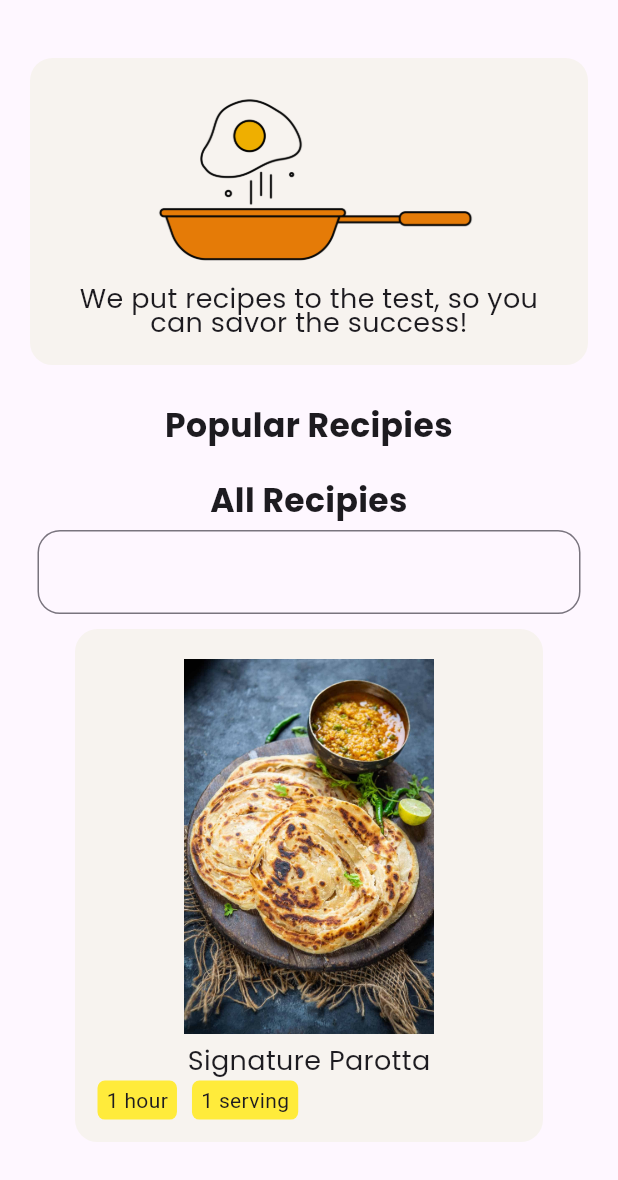
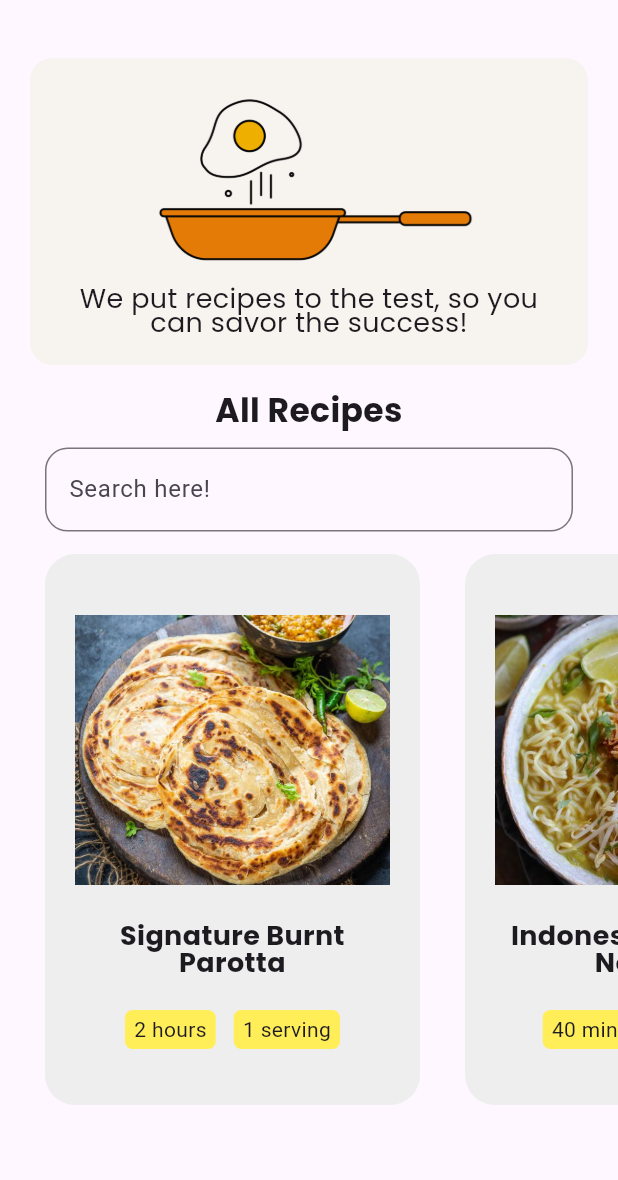
Before and after one commit to akshayks13/BurntBrotta-Flutter, a Flutter app: the RecipiesPage screen opened by its route, on a phone screen of 412 x 824 dp, the part 56-1236 px from its top. Run offline on Flutter 3.47's test engine with Material 3 defaults, Android fonts, the phone set to English and light mode, and no system bars; our stand-ins replace google_fonts.

Commit message:
added recipes page

```diff
--- /dev/null
+++ b/lib/pages/foodTile.dart
@@ -0,0 +1,50 @@
+import 'package:burntbrotta/models/food.dart';
+import 'package:burntbrotta/pages/yellowbox.dart';
+import 'package:flutter/cupertino.dart';
+import 'package:flutter/material.dart';
+import 'package:google_fonts/google_fonts.dart';
+
+class FoodTile extends StatelessWidget {
+  final Food food;
+  const FoodTile({super.key, required this.food});
+
+  @override
+  Widget build(BuildContext context) {
+    return Padding(
+      padding: const EdgeInsets.only(left: 30.0, bottom: 50),
+      child: Container(
+        width: 250,
+        height: 100,
+        decoration: BoxDecoration(
+          borderRadius: BorderRadius.circular(20),
+          color: Colors.grey[200]
+        ),
+        child: Padding(
+          padding: const EdgeInsets.all(15.0),
+          child: Column(
+            crossAxisAlignment: CrossAxisAlignment.start,
+            mainAxisAlignment: MainAxisAlignment.spaceEvenly,
+            children: [
+              Padding(
+                padding: const EdgeInsets.all(5.0),
+                child: Container(
+
+                    width: 500,
+                    child: Image.asset(food.imgpath, fit: BoxFit.cover, height: 180,)),
+              ),
+              Text(food.name, style: GoogleFonts.poppins(fontSize: 18, fontWeight: FontWeight.w700, height: 1), textAlign: TextAlign.center,),
+              Row(
+                mainAxisAlignment: MainAxisAlignment.center,
+                children: [
+                  InfoBox(name: food.duration),
+                  InfoBox(name: "${food.serving} serving")
+                ],
+              ),
+
+            ],
+          ),
+        ),
+      ),
+    );
+  }
+}
--- a/lib/pages/menutile.dart
+++ /dev/null
@@ -1,39 +0,0 @@
-import 'package:burntbrotta/pages/yellowbox.dart';
-import 'package:flutter/cupertino.dart';
-import 'package:google_fonts/google_fonts.dart';
-
-class MenuTile extends StatelessWidget {
-  const MenuTile({super.key});
-
-  @override
-  Widget build(BuildContext context) {
-    return Container(
-      decoration: BoxDecoration(
-        color: const Color.fromRGBO(247, 243, 239, 1),
-        borderRadius: BorderRadius.circular(15),
-      ),
-      child: Padding(
-        padding: const EdgeInsets.all(10.0),
-        child: Column(
-          mainAxisAlignment: MainAxisAlignment.start,
-          children: [
-            Padding(
-              padding: const EdgeInsets.all(10.0),
-              child: Image.asset("lib/images/recipie_imgs/brotta.jpg",
-              height: 250,),
-            ),
-            Text("Signature Parotta", style: GoogleFonts.poppins(fontSize: 18, height: 0.9, fontWeight: FontWeight.normal),),
-            Row(
-
-              children: [
-                InfoBox(name: "1 hour"),
-                InfoBox(name: "1 serving")
-              ],
-            )
-          ],
-        ),
-      ),
-
-    );
-  }
-}
--- a/lib/pages/recipies.dart
+++ b/lib/pages/recipies.dart
@@ -1,7 +1,8 @@
 import 'package:burntbrotta/models/food.dart';
-import 'package:burntbrotta/pages/menutile.dart';
+import 'package:burntbrotta/pages/foodTile.dart';
 import 'package:flutter/cupertino.dart';
 import 'package:flutter/material.dart';
+import 'package:flutter/widgets.dart';
 import 'package:google_fonts/google_fonts.dart';
 
 class RecipiesPage extends StatelessWidget {
@@ -12,18 +13,19 @@ class RecipiesPage extends StatelessWidget {
 
     List recipies = [
       Food(name: "Signature Burnt Parotta", duration: "2 hours", serving: 1, imgpath: "lib/images/recipie_imgs/brotta.jpg"),
-      Food(name: "Indonasian Chicken Noodles", duration: "40 mins", serving: 1, imgpath: "lib/images/recipie_imgs/noodles.jpg"),
+      Food(name: "Indonesian Chicken Noodles", duration: "40 mins", serving: 1, imgpath: "lib/images/recipie_imgs/noodles.jpg"),
       Food(name: "Chocolate Raspberry Mousse", duration: "20 mins", serving: 1, imgpath: "lib/images/recipie_imgs/chocolate mousse.jpg"),
-      Food(name: "Signature Burnt Parotta", duration: "2 hours", serving: 1, imgpath: "lib/images/recipie_imgs/brotta.jpg"),
-      Food(name: "Signature Burnt Parotta", duration: "2 hours", serving: 1, imgpath: "lib/images/recipie_imgs/brotta.jpg"),
-      Food(name: "Signature Burnt Parotta", duration: "2 hours", serving: 1, imgpath: "lib/images/recipie_imgs/brotta.jpg"),
+      Food(name: "Oven Baked Tofu Shakshuka", duration: "40 mins", serving: 1, imgpath: "lib/images/recipie_imgs/tofu shakshuka.jpg"),
+      Food(name: "Bubble Tea", duration: "15 mins", serving: 1, imgpath: "lib/images/recipie_imgs/bubble tea.jpg"),
+      Food(name: "Thai Red Curry", duration: "40 mins", serving: 1, imgpath: "lib/images/recipie_imgs/Thai red curry.jpg"),
     ];
 
     return Scaffold(
       appBar: AppBar(title: Text("BURNT BROTTA", style: GoogleFonts.climateCrisis(fontSize: 20, height: 0.9),),
           leading: const Icon(Icons.menu),
       ),
-          body: ListView(
+          body: Expanded(
+            child: Column(
                     children: [
             // Title promo something?
             Padding(
@@ -52,30 +54,37 @@ class RecipiesPage extends StatelessWidget {
             ),
 
             // Popular
-          const SizedBox(height: 10,),
-          Text("Popular Recipies", style: GoogleFonts.poppins(fontSize: 22, height: 0.9, fontWeight: FontWeight.w700), textAlign: TextAlign.center,),
+            // const SizedBox(height: 10,),
+            //Text("Popular Recipies", style: GoogleFonts.poppins(fontSize: 22, height: 0.9, fontWeight: FontWeight.w700), textAlign: TextAlign.center,),
 
             // Search bar
-          const SizedBox(height: 10,),
+            // const SizedBox(height: 10,),
 
 
             // All
-          const SizedBox(height: 20,),
-          Text("All Recipies", style: GoogleFonts.poppins(fontSize: 22, height: 0.9, fontWeight: FontWeight.w700), textAlign: TextAlign.center,),
+            // const SizedBox(height: 20,),
+            Text("All Recipes", style: GoogleFonts.poppins(fontSize: 22, height: 0.9, fontWeight: FontWeight.w700), textAlign: TextAlign.center,),
             const SizedBox(height: 10,),
             Padding(
-              padding: EdgeInsets.symmetric(horizontal: 25.0),
+                padding: EdgeInsets.symmetric(horizontal: 30.0, vertical: 5),
                 child: TextField(
-                decoration: InputDecoration(border: OutlineInputBorder(borderSide: BorderSide(color: Colors.black), borderRadius: BorderRadius.circular(15))),
+
+                  decoration: InputDecoration(border: OutlineInputBorder(borderSide: BorderSide(color: Colors.black), borderRadius: BorderRadius.circular(15), ), hintText: "Search here!",),
                 )
             ),
+
             const SizedBox(height: 10,),
-          Padding(
-            padding: const EdgeInsets.symmetric(horizontal: 50.0),
-            child: MenuTile(),
+
+            Expanded(
+              child: ListView.builder(
+                scrollDirection: Axis.horizontal,
+                  itemCount: recipies.length, itemBuilder: (context, index)=>FoodTile(food: recipies[index])),
             ),
             ],
-    )
+              ),
+          ),
+
+
 
 
     );
--- a/lib/pages/yellowbox.dart
+++ b/lib/pages/yellowbox.dart
@@ -8,9 +8,9 @@ class InfoBox extends StatelessWidget {
   @override
   Widget build(BuildContext context) {
     return Padding(
-      padding: const EdgeInsets.all(5.0),
+      padding: const EdgeInsets.symmetric(horizontal: 6.0, vertical: 2),
       child: Container(
-        decoration: BoxDecoration(color: Colors.yellow, borderRadius: BorderRadius.circular(5)),
+        decoration: BoxDecoration(color: Colors.yellow[400], borderRadius: BorderRadius.circular(5)),
         child: Padding(
           padding: const EdgeInsets.symmetric(horizontal: 6.0, vertical: 3),
           child: Text(name),
--- a/pubspec.yaml
+++ b/pubspec.yaml
@@ -67,6 +67,9 @@ flutter:
   - lib/images/recipie_imgs/brotta.jpg
   - lib/images/recipie_imgs/chocolate mousse.jpg
   - lib/images/recipie_imgs/noodles.jpg
+  - lib/images/recipie_imgs/bubble tea.jpg
+  - lib/images/recipie_imgs/tofu shakshuka.jpg
+  - lib/images/recipie_imgs/Thai red curry.jpg
   #   - images/a_dot_ham.jpeg
 
   # An image asset can refer to one or more resolution-specific "variants", see
```
Also changed, not shown: recipepage.png (added), 1 other file. Lines whose indentation alone changed are shown as unchanged.
